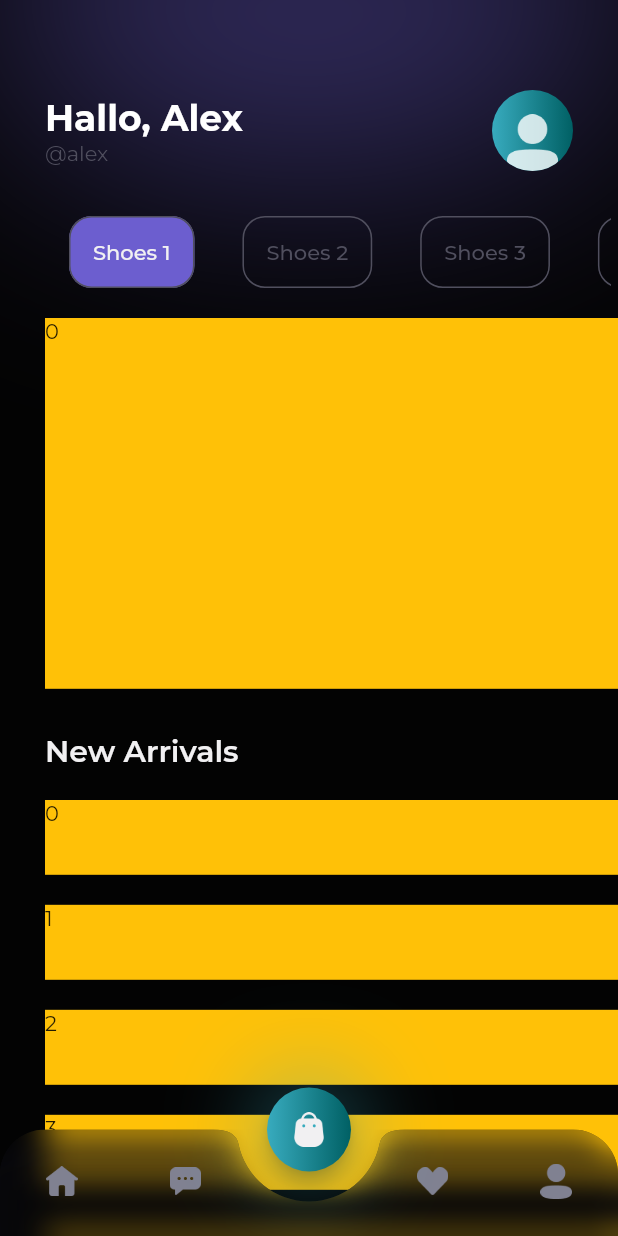
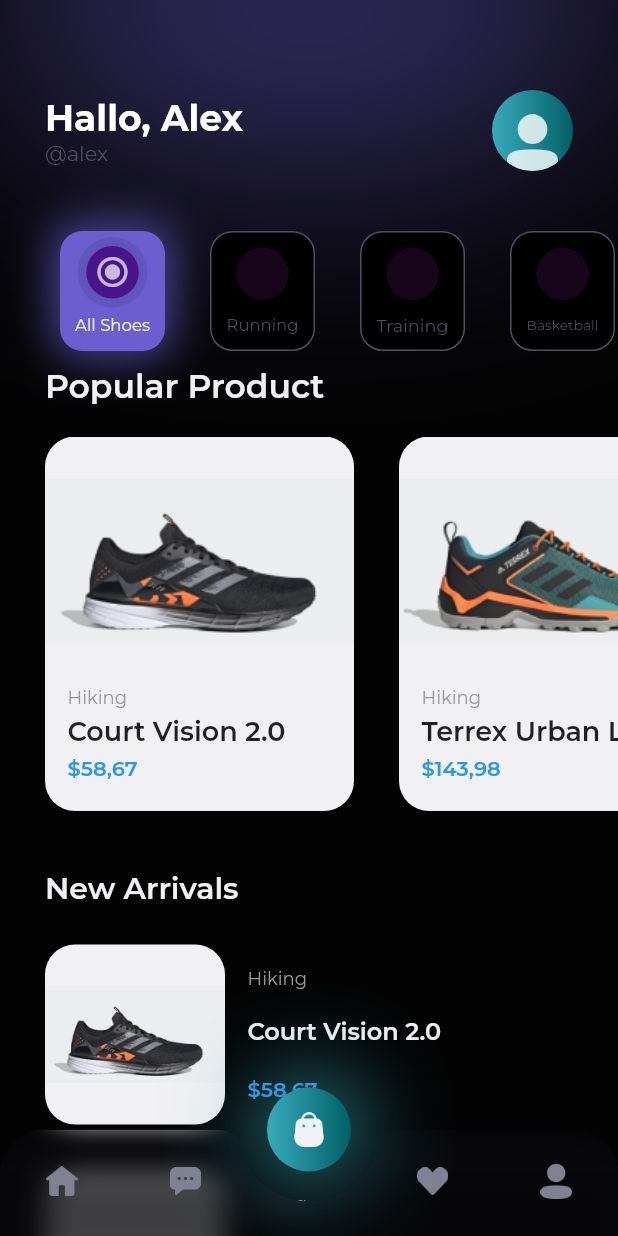
Before and after one commit to mahesawp45/shoe_ecommerce, a Flutter app: the HomePage screen opened by its route, on a phone screen of 412 x 824 dp. Run offline on Flutter 3.47's test engine with Material 2 defaults, Android fonts, the phone set to English and light mode, and no system bars; our stand-ins replace google_fonts.

Commit message:
Mockup Home Page

```diff
--- a/lib/R/constants/app_asset.dart
+++ b/lib/R/constants/app_asset.dart
@@ -5,4 +5,9 @@ class AppAssets {
   final String home = 'assets/Home.png';
   final String profile = 'assets/Profile.png';
   final String favorite = 'assets/Union.png';
+
+  // Shoes
+  final String pop1 = 'assets/shoes/1.png';
+  final String pop2 = 'assets/shoes/2.png';
+  final String pop3 = 'assets/shoes/3.png';
 }
--- a/lib/R/constants/app_colors.dart
+++ b/lib/R/constants/app_colors.dart
@@ -13,4 +13,5 @@ class AppColors {
   final Color darkTextColor = const Color(0xff504F5E);
   final Color textFieldColor = const Color(0xff2B2937);
   final Color darkBgColor = const Color(0xff2B2937);
+  final Color cardColor = const Color(0xffF1F0F2);
 }
--- a/lib/pages/auth/sign_up_page.dart
+++ b/lib/pages/auth/sign_up_page.dart
@@ -51,7 +51,7 @@ class _SignUpPageState extends State<SignUpPage> {
                     const AuthTextField(
                       label: 'Email',
                       hintText: 'Your Email Address',
-                      icon: Icons.radio_button_checked_rounded,
+                      icon: Icons.email,
                     ),
                     const AuthTextField(
                       label: 'Password',
--- a/lib/pages/core/home_page.dart
+++ b/lib/pages/core/home_page.dart
@@ -13,17 +13,13 @@ class HomePage extends StatefulWidget {
   State<HomePage> createState() => _HomePageState();
 }
 
-class _HomePageState extends State<HomePage>
-    with SingleTickerProviderStateMixin {
-  late TabController _tabController;
-
-  iniTab() {
-    _tabController = TabController(length: 5, vsync: this);
-  }
+class _HomePageState extends State<HomePage> {
+  final ScrollController _controller = ScrollController();
+  bool isScroll = false;
 
   @override
   void initState() {
-    iniTab();
+    _controller.addListener(() {});
     super.initState();
   }
 
@@ -31,6 +27,8 @@ class _HomePageState extends State<HomePage>
   Widget build(BuildContext context) {
     double width = MediaQuery.of(context).size.width;
     double height = MediaQuery.of(context).size.height;
+
+    List<String> category = ['All Shoes', 'Running', 'Training', 'Basketball'];
 
     return Scaffold(
       extendBody: true,
@@ -47,94 +45,199 @@ class _HomePageState extends State<HomePage>
               Expanded(
                 child: Column(
                   children: [
+                    _buildCategoryIndicator(category),
+                    _buildContent(height, width)
+                  ],
+                ),
+              ),
+            ],
+          ),
+        ],
+      ),
+    );
+  }
+
+  SizedBox _buildCategoryIndicator(List<String> category) {
+    return SizedBox(
+      height: 100,
+      child: ListView(
+        clipBehavior: Clip.none,
+        padding: const EdgeInsets.all(10),
+        physics: const BouncingScrollPhysics(),
+        scrollDirection: Axis.horizontal,
+        children: List.generate(
+          category.length,
+          (index) => Container(
+            width: 70,
+            padding: const EdgeInsets.only(
+              top: 10,
+              right: 10,
+              left: 10,
+
+              // vertical: 10,
+            ),
+            margin: EdgeInsets.only(left: index == 0 ? 30 : 15, right: 15),
+            decoration: BoxDecoration(
+              color: index == 0 ? R.appColors.primaryColor : Colors.transparent,
+              border: index == 0
+                  ? null
+                  : Border.all(
+                      color: R.appColors.darkTextColor,
+                    ),
+              borderRadius: BorderRadius.circular(15),
+              boxShadow: [
+                index != 0
+                    ? const BoxShadow()
+                    : BoxShadow(
+                        blurRadius: 25,
+                        spreadRadius: 5,
+                        color: R.appColors.primaryColor.withOpacity(0.7),
+                        offset: const Offset(0, 0),
+                      ),
+              ],
+            ),
+            child: Column(
+              children: [
                 Container(
-                      // margin: const EdgeInsets.only(top: 10),
-                      padding:
-                          const EdgeInsets.only(bottom: 20, right: 5, left: 30),
-
-                      width: double.infinity,
+                  height: 35,
+                  width: 35,
                   decoration: BoxDecoration(
-                          borderRadius: BorderRadius.circular(100)),
-                      child: TabBar(
-                        physics: const BouncingScrollPhysics(),
-                        onTap: (value) {},
-                        unselectedLabelStyle:
-                            R.appTextStyle.secondaryTextStyle.copyWith(),
-                        unselectedLabelColor: R.appColors.darkTextColor,
-                        indicatorWeight: 0,
-                        labelStyle: R.appTextStyle.primaryTextStyle,
-                        controller: _tabController,
-                        isScrollable: true,
-                        indicatorColor: Colors.transparent,
-                        indicatorSize: TabBarIndicatorSize.label,
-                        indicator: BoxDecoration(
-                          borderRadius: BorderRadius.circular(15),
-                          color: R.appColors.primaryColor,
+                    color: index != 0
+                        ? Colors.purple.withOpacity(0.15)
+                        : Colors.purple.shade900,
+                    borderRadius: BorderRadius.circular(500),
+                    boxShadow: [
+                      index != 0
+                          ? const BoxShadow()
+                          : BoxShadow(
+                              blurStyle: BlurStyle.inner,
+                              blurRadius: 30,
+                              spreadRadius: 6,
+                              color: Colors.black.withOpacity(0.25),
+                              offset: const Offset(0, 0),
                             ),
-                        labelColor: R.appColors.primaryTextColor,
-                        tabs: List.generate(
-                          5,
-                          (index) => Container(
-                            padding: const EdgeInsets.symmetric(horizontal: 15),
-                            decoration: BoxDecoration(
-                              borderRadius: BorderRadius.circular(15),
-                              border:
-                                  Border.all(color: R.appColors.darkTextColor),
+                    ],
                   ),
-                            child: Tab(
-                              text: 'Shoes ${index + 1}',
+                  child: index != 0
+                      ? null
+                      : Icon(
+                          Icons.radio_button_checked_sharp,
+                          color: Colors.white.withOpacity(0.7),
+                        ),
+                ),
+                Expanded(
+                  child: FittedBox(
+                    child: Text(
+                      category[index],
+                      style: index == 0
+                          ? R.appTextStyle.primaryTextStyle
+                          : R.appTextStyle.darkTextStyle,
+                    ),
+                  ),
+                ),
+              ],
             ),
           ),
         ),
       ),
+    );
+  }
+
+  Widget _buildContent(double height, double width) {
+    List<Map<String, dynamic>> pops = [
+      {
+        'title': 'Court Vision 2.0',
+        'category': 'Hiking',
+        'price': '\$58,67',
+        'img': R.appAssets.pop1,
+      },
+      {
+        'title': 'Terrex Urban Low',
+        'category': 'Hiking',
+        'price': '\$143,98',
+        'img': R.appAssets.pop2,
+      },
+      {
+        'title': 'SL 20 Shoes',
+        'category': 'Running',
+        'price': '\$123,82',
+        'img': R.appAssets.pop3,
+      },
+    ];
+
+    return Expanded(
+      child: ListView(
+        controller: _controller,
+        physics: const BouncingScrollPhysics(),
+        children: [
+          _buildPopularProduct(height, pops, width),
+          _buildNewArrivals(pops),
+        ],
       ),
-                    Expanded(
-                      child: Container(
-                        padding:
-                            EdgeInsets.only(left: R.appMargin.defaultMargin),
-                        child: TabBarView(
-                          controller: _tabController,
-                          children: List.generate(
-                            5,
-                            (index) => Column(
+    );
+  }
+
+  Widget _buildNewArrivals(List<Map<String, dynamic>> pops) {
+    return Padding(
+      padding: EdgeInsets.only(
+        left: R.appMargin.defaultMargin,
+      ),
+      child: Column(
+        crossAxisAlignment: CrossAxisAlignment.start,
         children: [
           Container(
-                                  height: height * 0.3,
-                                  color: Colors.amber,
-                                  width: double.infinity,
-                                  child: Text('$index'),
-                                ),
-                                Expanded(
-                                  child: Column(
-                                    crossAxisAlignment:
-                                        CrossAxisAlignment.start,
-                                    children: [
-                                      Container(
-                                        margin: const EdgeInsets.only(
-                                            top: 30, bottom: 20),
+            margin: const EdgeInsets.only(top: 40, bottom: 10),
             child: Text(
               'New Arrivals',
               style: R.appTextStyle.primaryTextStyle
-                                              .copyWith(
-                                                  fontSize: 20,
-                                                  fontWeight: FontWeight.w600),
+                  .copyWith(fontSize: 20, fontWeight: FontWeight.w600),
             ),
           ),
-                                      Expanded(
-                                        child: ListView.separated(
-                                          physics:
-                                              const BouncingScrollPhysics(),
-                                          separatorBuilder: (context, index) {
-                                            return const SizedBox(height: 20);
-                                          },
-                                          itemCount: 10,
-                                          itemBuilder: (context, index) {
+          Column(
+            children: List.generate(pops.length, (index) {
+              var data = pops[index];
+
               return Container(
-                                              height: 50,
-                                              color: Colors.amber,
-                                              child: Text('$index'),
-                                            );
-                                          },
+                margin: const EdgeInsets.symmetric(vertical: 15),
+                height: 120,
+                width: double.infinity,
+                child: Row(
+                  children: [
+                    Container(
+                      decoration: BoxDecoration(
+                        color: R.appColors.cardColor,
+                        borderRadius: BorderRadius.circular(20),
+                      ),
+                      width: 120,
+                      height: 120,
+                      child: Image.asset(
+                        data['img'],
+                        fit: BoxFit.contain,
+                      ),
+                    ),
+                    Container(
+                      padding: const EdgeInsets.all(15),
+                      child: Column(
+                        mainAxisAlignment: MainAxisAlignment.spaceBetween,
+                        crossAxisAlignment: CrossAxisAlignment.start,
+                        children: [
+                          Text(
+                            data['category'],
+                            style: R.appTextStyle.secondaryTextStyle.copyWith(
+                              fontSize: 12,
+                            ),
+                          ),
+                          Text(
+                            data['title'],
+                            style: R.appTextStyle.primaryTextStyle.copyWith(
+                              fontSize: 16,
+                              fontWeight: FontWeight.w600,
+                            ),
+                          ),
+                          Text(
+                            data['price'],
+                            style: R.appTextStyle.priceTextStyle.copyWith(
+                              fontWeight: FontWeight.w600,
                             ),
                           ),
                         ],
@@ -142,15 +245,112 @@ class _HomePageState extends State<HomePage>
                     ),
                   ],
                 ),
+              );
+            }),
           ),
+        ],
+      ),
+    );
+  }
+
+  SizedBox _buildPopularProduct(
+      double height, List<Map<String, dynamic>> pops, double width) {
+    return SizedBox(
+      height: height * 0.36,
+      width: double.infinity,
+      child: Column(
+        crossAxisAlignment: CrossAxisAlignment.start,
+        children: [
+          Padding(
+            padding: EdgeInsets.only(
+              left: R.appMargin.defaultMargin,
+            ),
+            child: Text(
+              'Popular Product',
+              style: R.appTextStyle.primaryTextStyle.copyWith(
+                fontSize: 22,
+                fontWeight: FontWeight.w600,
+              ),
+            ),
+          ),
+          const SizedBox(height: 20),
+          Expanded(
+              child: ListView.separated(
+            physics: const BouncingScrollPhysics(),
+            separatorBuilder: (context, index) {
+              return const SizedBox(width: 30);
+            },
+            scrollDirection: Axis.horizontal,
+            itemCount: pops.length,
+            itemBuilder: (context, index) {
+              var data = pops[index];
+
+              return Padding(
+                padding: EdgeInsets.only(left: index > 0 ? 0 : 30),
+                child: ClipRRect(
+                  borderRadius: BorderRadius.circular(20),
+                  child: Container(
+                    width: width * 0.50,
+                    decoration: BoxDecoration(
+                      color: R.appColors.cardColor,
+                      // color: Colors.amber,
+                    ),
+                    child: Column(
+                      mainAxisAlignment: MainAxisAlignment.start,
+                      children: [
+                        Expanded(
+                          flex: 2,
+                          child: SizedBox(
+                            width: double.infinity,
+                            child: Image.asset(
+                              data['img'],
+                              fit: BoxFit.contain,
+                            ),
+                          ),
+                        ),
+                        Expanded(
+                          child: Container(
+                            padding: const EdgeInsets.only(
+                              left: 15,
+                              right: 15,
+                              bottom: 20,
+                            ),
+                            width: double.infinity,
+                            child: Column(
+                              crossAxisAlignment: CrossAxisAlignment.start,
+                              mainAxisAlignment: MainAxisAlignment.spaceBetween,
+                              children: [
+                                Text(
+                                  data['category'],
+                                  style: R.appTextStyle.secondaryTextStyle
+                                      .copyWith(
+                                    fontSize: 12,
+                                  ),
+                                ),
+                                Text(
+                                  data['title'],
+                                  style: const TextStyle(
+                                    fontSize: 18,
+                                    fontWeight: FontWeight.w600,
+                                  ),
+                                ),
+                                Text(
+                                  data['price'],
+                                  style: R.appTextStyle.priceTextStyle.copyWith(
+                                    fontWeight: FontWeight.w600,
+                                  ),
+                                ),
+                              ],
                             ),
                           ),
                         ),
                       ],
                     ),
                   ),
-            ],
                 ),
+              );
+            },
+          )),
         ],
       ),
     );
@@ -240,7 +440,7 @@ class CartFloatingButton extends StatelessWidget {
             BoxShadow(
               blurRadius: 50,
               spreadRadius: 10,
-              color: R.appColors.secondaryColor.withOpacity(0.4),
+              color: R.appColors.secondaryColor.withOpacity(0.7),
               offset: const Offset(0, 0),
             ),
           ],
@@ -262,6 +462,7 @@ class MyBottomAppBar extends StatelessWidget {
       borderRadius: const BorderRadius.vertical(top: Radius.circular(30)),
       child: BottomAppBar(
         color: R.appColors.bgColor3.withOpacity(0.55),
+        // color: Colors.white.withOpacity(0.05),
         shape: const CircularNotchedRectangle(),
         clipBehavior: Clip.antiAlias,
         notchMargin: 20,
--- a/pubspec.yaml
+++ b/pubspec.yaml
@@ -28,6 +28,7 @@ flutter:
   # To add assets to your application, add an assets section, like this:
   assets:
     - assets/
+    - assets/shoes/
   #   - images/a_dot_ham.jpeg
   # An image asset can refer to one or more resolution-specific "variants", see
   # https://flutter.dev/assets-and-images/#resolution-aware
```
Also changed, not shown: assets/shoes/1.png (added), assets/shoes/2.png (added), assets/shoes/3.png (added). Lines whose indentation alone changed are shown as unchanged.
